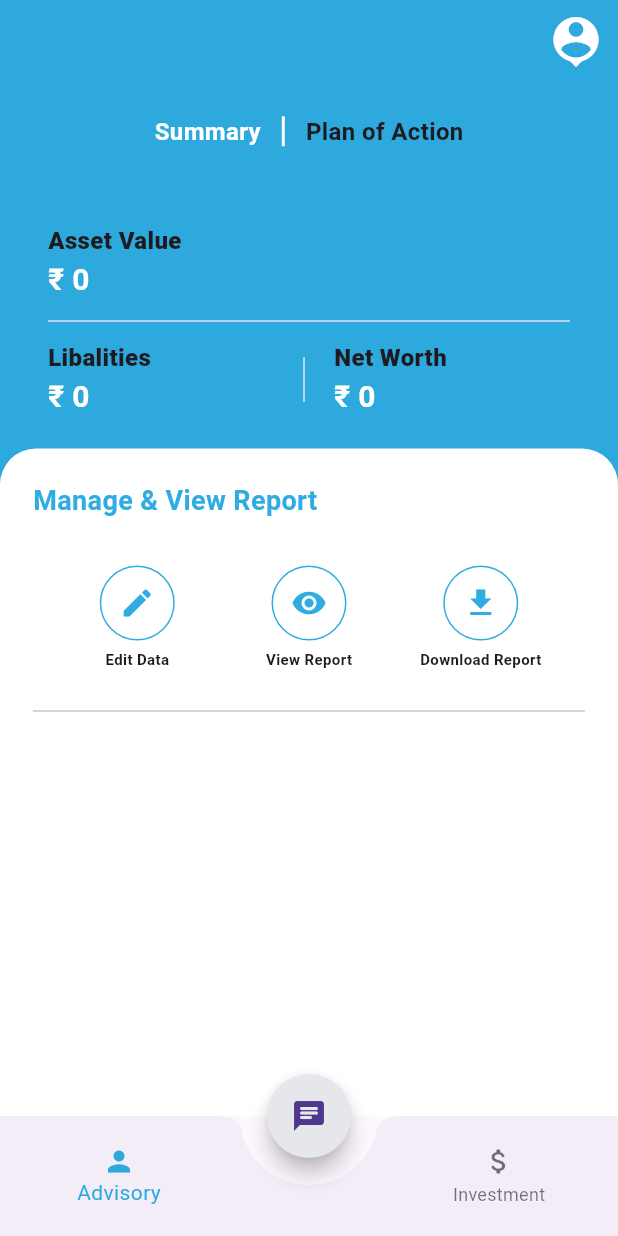
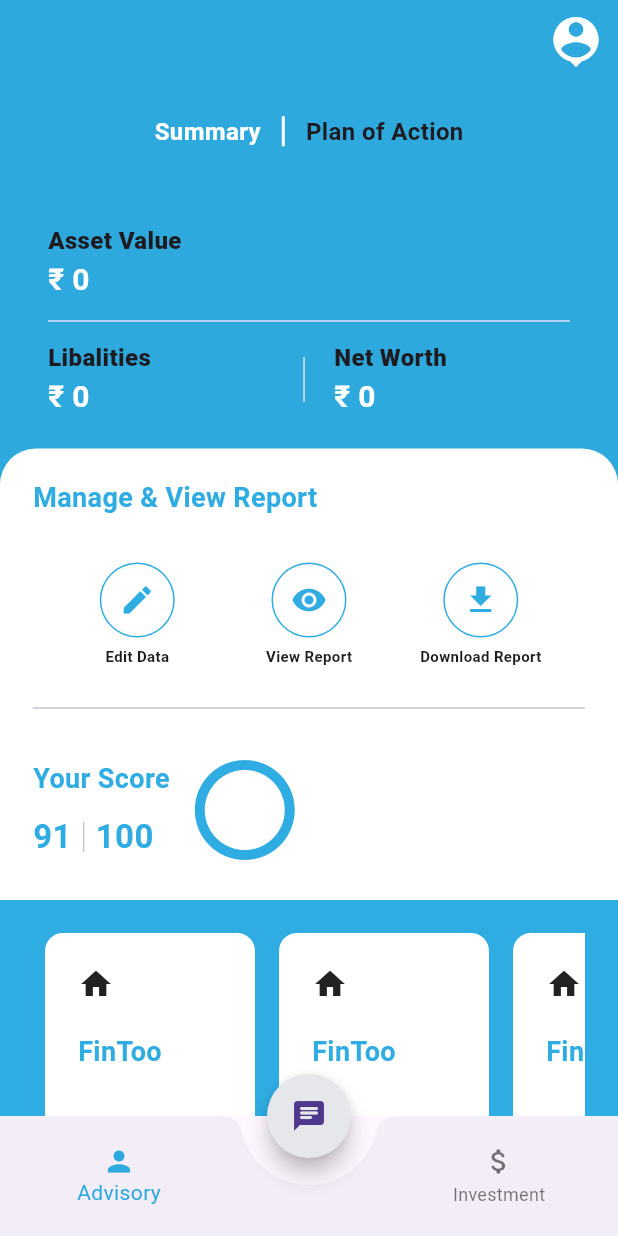
Before and after one commit to AJ8454/flutter_fintoo_assignment, a Flutter app: the screen it shows after launch, on a phone screen of 412 x 824 dp. Run offline on Flutter 3.47's test engine with Material 3 defaults, Android fonts, the phone set to English and light mode, and no system bars; our stand-ins replace dio, flutter_riverpod, freezed_annotation, riverpod_annotation; generated files the repository leaves out were written again; network calls fail.

Commit message:
90 % done

```diff
--- a/lib/features/advisory/presentation/pages/advisory_page.dart
+++ b/lib/features/advisory/presentation/pages/advisory_page.dart
@@ -10,11 +10,13 @@ class AdvisoryPage extends StatelessWidget {
   Widget build(BuildContext context) {
     return Container(
       color: ColorUtils.fintooBlue,
-      child: ListView(
-        children: const [
-          AdvisoryHeaderWidget(),
-          AdvisoryBodyWidget(),
-        ],
+      child: const SingleChildScrollView(
+        child: Column(
+          children: [
+            AdvisoryHeaderWidget(),
+            AdvisoryBodyWidget(),
+          ],
+        ),
       ),
     );
   }
--- a/lib/features/advisory/presentation/widgets/advisory_body_widget.dart
+++ b/lib/features/advisory/presentation/widgets/advisory_body_widget.dart
@@ -1,8 +1,12 @@
 import 'package:flutter/material.dart';
-import 'package:flutter_fintoo_assignment/features/common/constants/app_strings.dart';
+import 'package:flutter_fintoo_assignment/features/advisory/presentation/widgets/portfolio_analysis_widget.dart';
+import 'package:flutter_fintoo_assignment/features/advisory/presentation/widgets/services_widget.dart';
+import 'package:flutter_fintoo_assignment/features/advisory/presentation/widgets/task_goal_widget.dart';
+import 'package:flutter_fintoo_assignment/features/advisory/presentation/widgets/tax_score_widget.dart';
+import 'package:flutter_fintoo_assignment/features/advisory/presentation/widgets/total_life_insurance_widget.dart';
+import 'package:flutter_fintoo_assignment/features/advisory/presentation/widgets/view_report_widget.dart';
+import 'package:flutter_fintoo_assignment/features/advisory/presentation/widgets/your_score_widget.dart';
 import 'package:flutter_fintoo_assignment/features/common/styles/color_utils.dart';
-import 'package:flutter_fintoo_assignment/features/common/utils/app_text.dart';
-import 'package:flutter_fintoo_assignment/features/common/widgets/circle_icon_button_widget.dart';
 
 class AdvisoryBodyWidget extends StatelessWidget {
   const AdvisoryBodyWidget({super.key});
@@ -10,34 +14,29 @@ class AdvisoryBodyWidget extends StatelessWidget {
   @override
   Widget build(BuildContext context) {
     return Container(
-      height: 1000,
-      padding: const EdgeInsets.all(22),
       decoration: const BoxDecoration(
         color: ColorUtils.white,
         borderRadius: BorderRadius.only(
             topLeft: Radius.circular(24), topRight: Radius.circular(24)),
       ),
       child: const Column(
-        crossAxisAlignment: CrossAxisAlignment.start,
         children: [
-          AppText(
-            data: AppStrings.manageViewReport,
-            fontSize: 18,
-            fontWeight: FontWeight.w600,
-            color: ColorUtils.blueGreen,
-          ),
-          SizedBox(height: 30),
-          Row(
-            mainAxisAlignment: MainAxisAlignment.spaceEvenly,
-            children: [
-              CircleIconButton(icon: Icons.edit, label: "Edit Data"),
-              CircleIconButton(
-                  icon: Icons.remove_red_eye, label: "View Report"),
-              CircleIconButton(icon: Icons.download, label: "Download Report"),
-            ],
-          ),
           SizedBox(height: 20),
-          Divider(),
+          ViewReportWidget(),
+          SizedBox(height: 20),
+          YourScoreWidget(),
+          SizedBox(height: 20),
+          ServicesWidget(),
+          SizedBox(height: 20),
+          PortfolioAnalysisWidget(),
+          SizedBox(height: 20),
+          TaskGoalWidget(),
+          SizedBox(height: 20),
+          TotalLifeInsuranceWidget(),
+          SizedBox(height: 20),
+          TaxScoreWidget(),
+          SizedBox(height: 20),
+          SizedBox(height: 100),
         ],
       ),
     );
--- a/lib/features/advisory/presentation/widgets/label_value_widget.dart
+++ b/lib/features/advisory/presentation/widgets/label_value_widget.dart
@@ -5,7 +5,9 @@ import 'package:flutter_fintoo_assignment/features/common/utils/app_text.dart';
 class LabelValueWidget extends StatelessWidget {
   final String label;
   final String value;
-  const LabelValueWidget({super.key, required this.label, required this.value});
+  final Color? color;
+  const LabelValueWidget(
+      {super.key, this.color, required this.label, required this.value});
 
   @override
   Widget build(BuildContext context) {
@@ -16,11 +18,12 @@ class LabelValueWidget extends StatelessWidget {
           data: label,
           fontSize: 16,
           fontWeight: FontWeight.w800,
+          color: color,
         ),
         AppText(
           data: value,
           fontSize: 20,
-          color: ColorUtils.white,
+          color: color ?? ColorUtils.white,
           fontWeight: FontWeight.w700,
         ),
       ],
--- /dev/null
+++ b/lib/features/advisory/presentation/widgets/services_widget.dart
@@ -0,0 +1,44 @@
+import 'package:flutter/material.dart';
+import 'package:flutter_fintoo_assignment/features/common/styles/color_utils.dart';
+import 'package:flutter_fintoo_assignment/features/common/utils/app_text.dart';
+
+class ServicesWidget extends StatelessWidget {
+  const ServicesWidget({super.key});
+
+  @override
+  Widget build(BuildContext context) {
+    return Container(
+      height: 240,
+      color: ColorUtils.blueGreen,
+      padding: const EdgeInsets.all(22),
+      child: ListView.builder(
+        scrollDirection: Axis.horizontal,
+        itemCount: 4,
+        itemBuilder: (context, index) {
+          return Container(
+            padding: const EdgeInsets.all(22.0),
+            margin: const EdgeInsets.symmetric(horizontal: 8),
+            width: 140,
+            decoration: BoxDecoration(
+              color: Colors.white,
+              borderRadius: BorderRadius.circular(12),
+            ),
+            child: const Column(
+              crossAxisAlignment: CrossAxisAlignment.start,
+              children: [
+                Icon(Icons.home),
+                SizedBox(height: 20),
+                AppText(
+                  data: "FinToo",
+                  fontSize: 18,
+                  fontWeight: FontWeight.w600,
+                  color: ColorUtils.blueGreen,
+                ),
+              ],
+            ),
+          );
+        },
+      ),
+    );
+  }
+}
--- /dev/null
+++ b/lib/features/advisory/presentation/widgets/view_report_widget.dart
@@ -0,0 +1,39 @@
+import 'package:flutter/material.dart';
+import 'package:flutter_fintoo_assignment/features/common/constants/app_strings.dart';
+import 'package:flutter_fintoo_assignment/features/common/styles/color_utils.dart';
+import 'package:flutter_fintoo_assignment/features/common/utils/app_text.dart';
+import 'package:flutter_fintoo_assignment/features/common/widgets/circle_icon_button_widget.dart';
+
+class ViewReportWidget extends StatelessWidget {
+  const ViewReportWidget({super.key});
+
+  @override
+  Widget build(BuildContext context) {
+    return const Padding(
+      padding: EdgeInsets.symmetric(horizontal: 22),
+      child: Column(
+        crossAxisAlignment: CrossAxisAlignment.start,
+        children: [
+          AppText(
+            data: AppStrings.manageViewReport,
+            fontSize: 18,
+            fontWeight: FontWeight.w600,
+            color: ColorUtils.blueGreen,
+          ),
+          SizedBox(height: 30),
+          Row(
+            mainAxisAlignment: MainAxisAlignment.spaceEvenly,
+            children: [
+              CircleIconButton(icon: Icons.edit, label: "Edit Data"),
+              CircleIconButton(
+                  icon: Icons.remove_red_eye, label: "View Report"),
+              CircleIconButton(icon: Icons.download, label: "Download Report"),
+            ],
+          ),
+          SizedBox(height: 20),
+          Divider(),
+        ],
+      ),
+    );
+  }
+}
--- /dev/null
+++ b/lib/features/advisory/presentation/widgets/your_score_widget.dart
@@ -0,0 +1,54 @@
+import 'package:flutter/material.dart';
+import 'package:flutter_fintoo_assignment/features/common/constants/app_strings.dart';
+import 'package:flutter_fintoo_assignment/features/common/styles/color_utils.dart';
+import 'package:flutter_fintoo_assignment/features/common/utils/app_text.dart';
+
+class YourScoreWidget extends StatelessWidget {
+  const YourScoreWidget({super.key});
+
+  @override
+  Widget build(BuildContext context) {
+    return const Padding(
+      padding: EdgeInsets.symmetric(horizontal: 22),
+      child: Row(
+        children: [
+          Column(
+            crossAxisAlignment: CrossAxisAlignment.start,
+            children: [
+              AppText(
+                data: AppStrings.yourScore,
+                fontSize: 18,
+                fontWeight: FontWeight.w600,
+                color: ColorUtils.blueGreen,
+              ),
+              SizedBox(height: 10),
+              Row(
+                children: [
+                  AppText(
+                    data: "91",
+                    fontSize: 22,
+                    fontWeight: FontWeight.w600,
+                    color: ColorUtils.blueGreen,
+                  ),
+                  SizedBox(height: 20, child: VerticalDivider()),
+                  AppText(
+                    data: "100",
+                    fontSize: 22,
+                    fontWeight: FontWeight.w600,
+                    color: ColorUtils.blueGreen,
+                  ),
+                ],
+              ),
+            ],
+          ),
+          SizedBox(width: 10),
+          Icon(
+            Icons.circle_outlined,
+            size: 80,
+            color: ColorUtils.blueGreen,
+          ),
+        ],
+      ),
+    );
+  }
+}
--- a/lib/features/common/constants/app_strings.dart
+++ b/lib/features/common/constants/app_strings.dart
@@ -7,6 +7,6 @@ class AppStrings {
   static const String libalities = "Libalities";
   static const String netWorth = "Net Worth";
   static const String manageViewReport = "Manage & View Report";
-
+  static const String yourScore = "Your Score";
   AppStrings._();
 }
```
Also changed, not shown: lib/features/advisory/presentation/providers/advisory_provider.dart (+16 -0 lines), lib/features/advisory/presentation/widgets/portfolio_analysis_card.dart (added, +52 -0 lines), lib/features/advisory/presentation/widgets/portfolio_analysis_widget.dart (added, +47 -0 lines), lib/features/advisory/presentation/widgets/task_body_widget.dart (added, +39 -0 lines), lib/features/advisory/presentation/widgets/task_goal_widget.dart (added, +55 -0 lines), lib/features/advisory/presentation/widgets/tax_score_widget.dart (added, +54 -0 lines), lib/features/advisory/presentation/widgets/total_life_insurance_widget.dart (added, +46 -0 lines), lib/features/advisory/presentation/providers/advisory_provider.g.dart.
